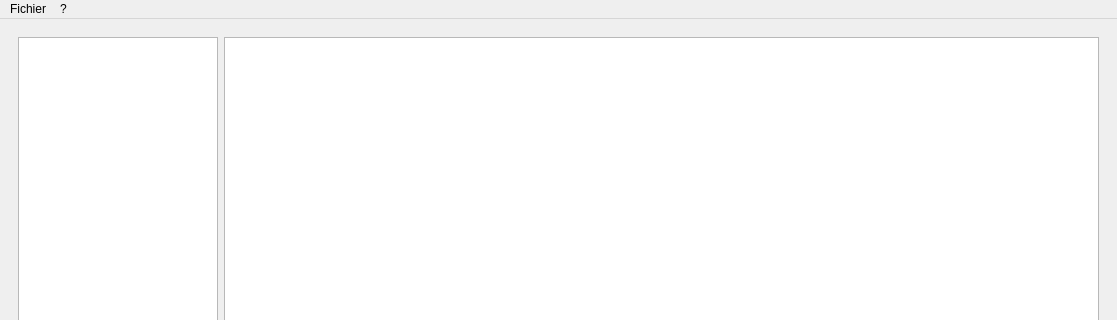
YoshiiShinoZaki/yara-editor, file yara/ui/yaraeditor.ui: the form before one commit; both pictures show x 0 to 1117 and y 0 to 320 of the 1117 by 600 pixel window.
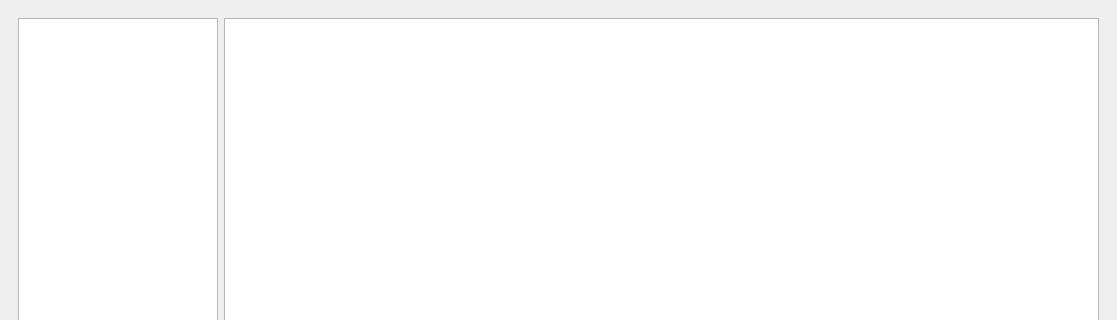
The form after the commit. Icons and pictures are not drawn.

Commit message: [add] Mise en place des actions et des toolbar

Patch:
```diff
--- a/yara/ui/yaraeditor.ui
+++ b/yara/ui/yaraeditor.ui
@@ -85,21 +85,6 @@
      <height>25</height>
     </rect>
    </property>
-   <widget class="QMenu" name="menuFichier">
-    <property name="title">
-     <string>Fichier</string>
-    </property>
-    <addaction name="actionNouveau"/>
-    <addaction name="actionEnregistrer"/>
-    <addaction name="actionQuitter"/>
-   </widget>
-   <widget class="QMenu" name="menu">
-    <property name="title">
-     <string>?</string>
-    </property>
-   </widget>
-   <addaction name="menuFichier"/>
-   <addaction name="menu"/>
   </widget>
   <widget class="QStatusBar" name="statusbar"/>
   <action name="actionNouveau">
```
Left out of the diff: 23 changed lines with no effect on the pictures. The commit also changes 3 other files.
